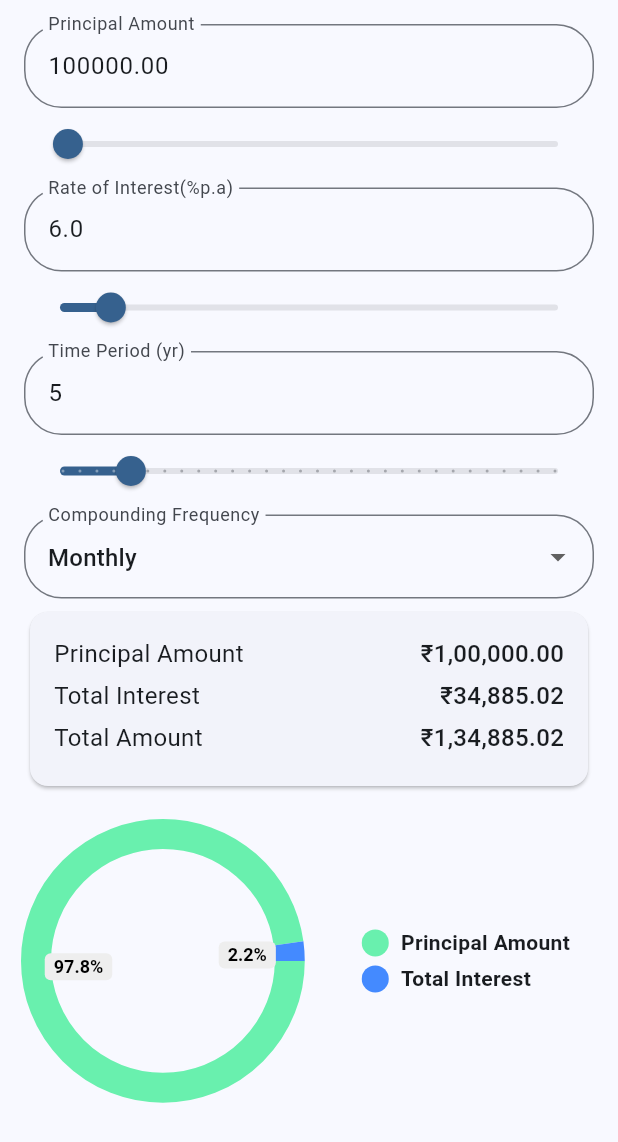
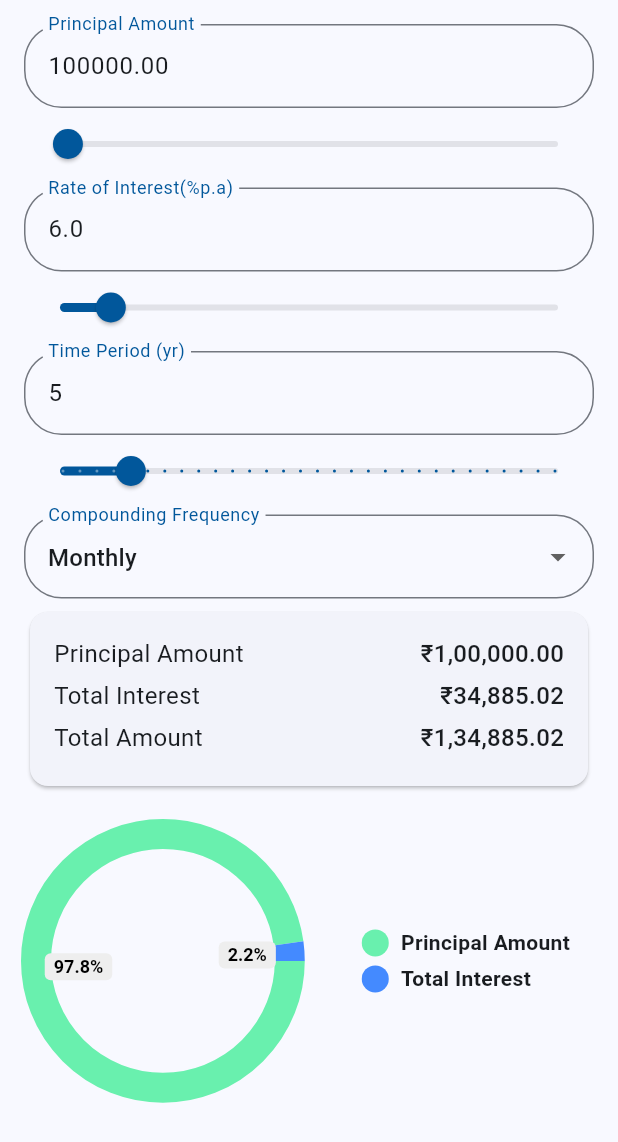
Before and after one commit to Dhanush623/fincalc, a Flutter app: the CompoundInterest widget shown alone on an empty page, opened directly, on a phone screen of 412 x 824 dp. Shown: the top 1142 px of the screen. Run offline on Flutter 3.47's test engine with Material 3 defaults, Android fonts, the phone set to English and light mode, and no system bars; drawn by our look-alikes of pie_chart; our stand-ins replace firebase_analytics, firebase_core, firebase_crashlytics, firebase_messaging, flutter_local_notifications, permission_handler and 1 more; accounts and stored records are empty.

Commit message:
handled empty values and colors

```diff
--- a/lib/src/screens/settings/settings.dart
+++ b/lib/src/screens/settings/settings.dart
@@ -121,6 +121,7 @@ class _SettingsState extends State<Settings> with WidgetsBindingObserver {
             ),
             trailing: Switch(
               value: isDarkTheme,
+              activeColor: const Color(0xFF01579B),
               onChanged: (bool value) {
                 Provider.of<ThemeManager>(context, listen: false).toggleTheme();
                 saveData(
@@ -140,6 +141,7 @@ class _SettingsState extends State<Settings> with WidgetsBindingObserver {
               style: TextStyle(fontSize: 18),
             ),
             trailing: Switch(
+              activeColor: const Color(0xFF01579B),
               value: isNotification,
               onChanged: (bool value) {
                 changeNotificationPermission();
--- a/lib/src/screens/useful_tools/compound_interest.dart
+++ b/lib/src/screens/useful_tools/compound_interest.dart
@@ -241,7 +241,11 @@ class _CompoundInterestState extends State<CompoundInterest> {
             labelText: Constants.compoundingFrequency,
           ),
           spacer(5, null),
-          if (_currentSliderValue != 0.0)
+          if (_currentSliderValue != 0.0 &&
+              _rateOfInterestSliderValue != 0.0 &&
+              _totalYearSliderValue != 0.0)
+            Column(
+              children: [
                 InfoCard(
                   list: [
                     CardItem(
@@ -250,7 +254,8 @@ class _CompoundInterestState extends State<CompoundInterest> {
                     ),
                     CardItem(
                       key: Constants.totalInterest,
-                  value: _totalInterest - double.parse(amountController.text),
+                      value:
+                          _totalInterest - double.parse(amountController.text),
                     ),
                     CardItem(
                       key: Constants.totalAmount,
@@ -259,9 +264,10 @@ class _CompoundInterestState extends State<CompoundInterest> {
                   ],
                 ),
                 const SpacingCard(),
-          if (_currentSliderValue != 0.0)
                 AmountChart(
                   dataMap: dataMap,
+                ),
+              ],
             ),
         ],
       ),
--- a/lib/src/screens/useful_tools/gst.dart
+++ b/lib/src/screens/useful_tools/gst.dart
@@ -201,6 +201,9 @@ class _GSTState extends State<GST> {
               const Text(Constants.gstInclusive),
             ],
           ),
+          if (_currentSliderValue != 0.0 && _totalYearSliderValue != 0.0)
+            Column(
+              children: [
                 InfoCard(
                   list: [
                     CardItem(
@@ -215,6 +218,8 @@ class _GSTState extends State<GST> {
                 ),
               ],
             ),
+        ],
+      ),
     );
   }
 }
--- a/lib/src/widgets/custom_dropdown.dart
+++ b/lib/src/widgets/custom_dropdown.dart
@@ -28,8 +28,17 @@ class CustomDropdown extends StatelessWidget {
             25.0,
           ),
         ),
+        labelStyle: const TextStyle(
+          color: Color(0xFF01579B),
+        ),
         hintText: hintText,
         labelText: labelText,
+        focusedBorder: OutlineInputBorder(
+          borderRadius: BorderRadius.circular(25.0),
+          borderSide: const BorderSide(
+            color: Color(0xFF01579B),
+          ),
+        ),
       ),
       value: selectedValue,
       onChanged: (String? newValue) {
--- a/lib/src/widgets/custom_slider.dart
+++ b/lib/src/widgets/custom_slider.dart
@@ -20,6 +20,7 @@ class CustomSlider extends StatelessWidget {
   @override
   Widget build(BuildContext context) {
     return Slider(
+        activeColor: const Color(0xFF01579B),
         value: value > min ? value : min,
         min: min,
         max: max,
--- a/lib/src/widgets/custom_text_field.dart
+++ b/lib/src/widgets/custom_text_field.dart
@@ -27,11 +27,21 @@ class CustomTextInput extends StatelessWidget {
       decoration: InputDecoration(
         label: Text(label),
         hintText: hint,
+        labelStyle: const TextStyle(
+          color: Color(0xFF01579B),
+        ),
+        focusedBorder: OutlineInputBorder(
+          borderRadius: BorderRadius.circular(25.0),
+          borderSide: const BorderSide(
+            color: Color(0xFF01579B),
+          ),
+        ),
         border: OutlineInputBorder(
           borderRadius: BorderRadius.circular(25.0),
           borderSide: const BorderSide(),
         ),
       ),
+      cursorColor: const Color(0xFF01579B),
       enabled: enabled,
       keyboardType: textInputType,
       inputFormatters: inputFormatter,
--- a/pubspec.yaml
+++ b/pubspec.yaml
@@ -16,7 +16,7 @@ publish_to: 'none' # Remove this line if you wish to publish to pub.dev
 # https://developer.apple.com/library/archive/documentation/General/Reference/InfoPlistKeyReference/Articles/CoreFoundationKeys.html
 # In Windows, build-name is used as the major, minor, and patch parts
 # of the product and file versions while build-number is used as the build suffix.
-version: 1.0.1+2
+version: 1.0.1+3
 
 environment:
   sdk: '>=3.2.1 <4.0.0'
```
Also changed, not shown: lib/src/screens/deposits/fixed_deposits.dart (+7 -2 lines), lib/src/screens/deposits/recurring_deposits.dart (+7 -2 lines), lib/src/screens/investments/lumpsum_investment.dart (+7 -2 lines), lib/src/screens/investments/ppf_investment.dart (+5 -2 lines), lib/src/screens/investments/sip_investment.dart (+7 -2 lines), lib/src/screens/investments/swp_investment.dart (+8 -1 lines), lib/src/screens/loans/loan.dart (+7 -1 lines), lib/src/screens/useful_tools/simple_interest.dart (+9 -3 lines). Lines whose indentation alone changed are shown as unchanged.
